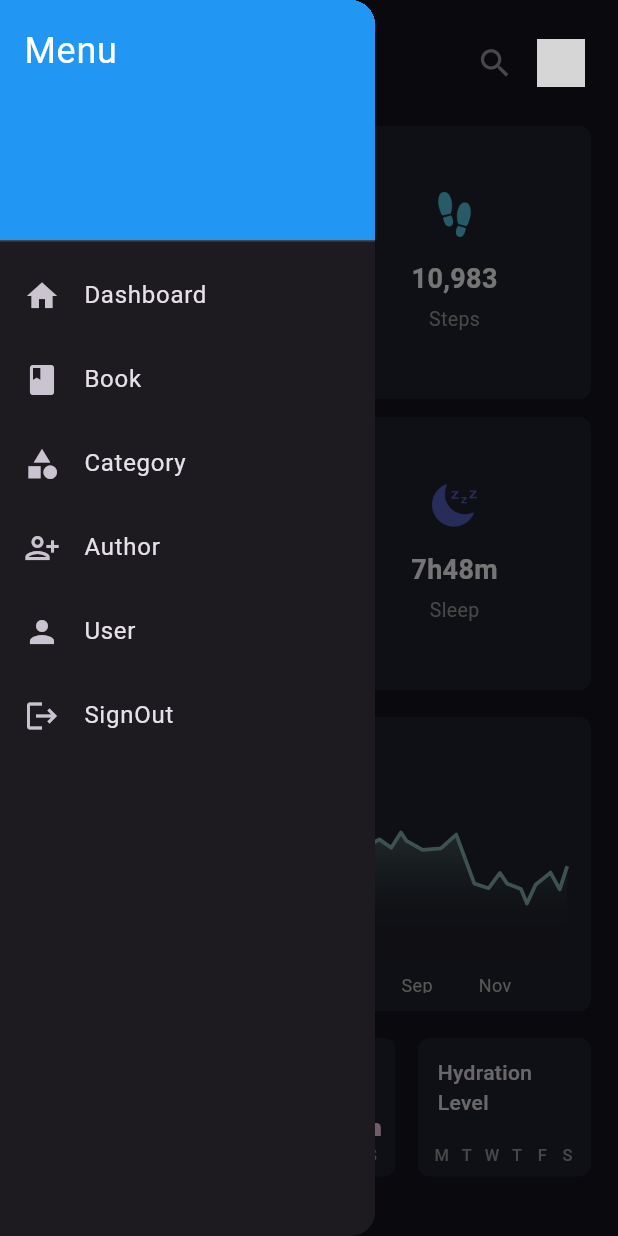
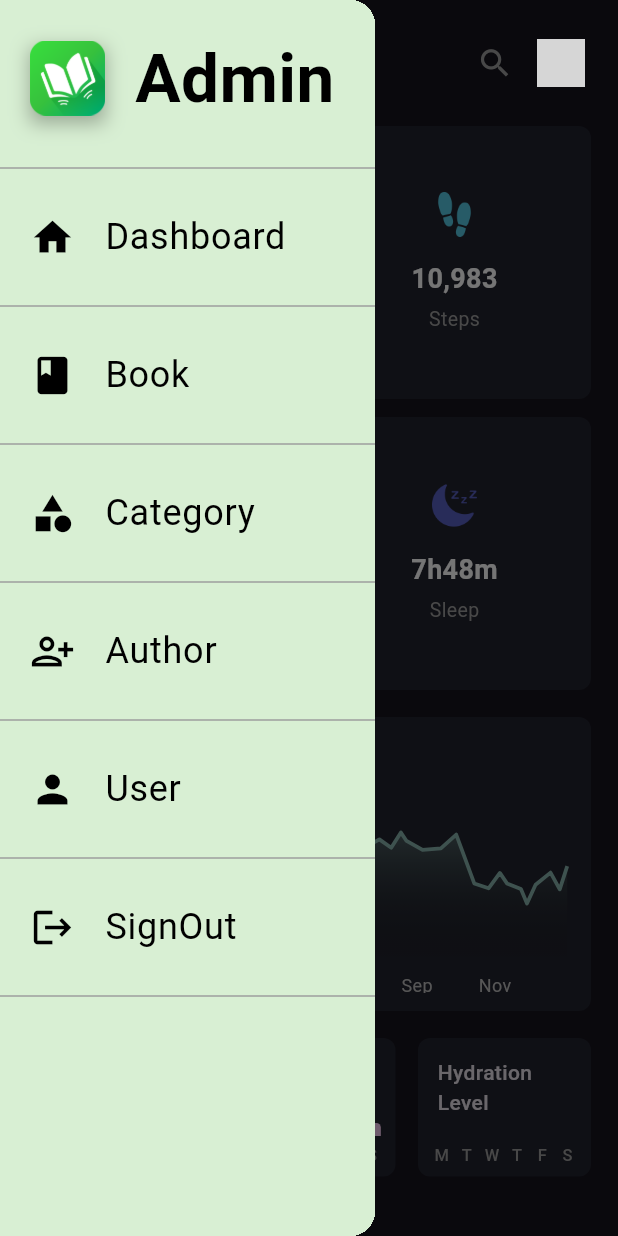
Before and after one commit to zira2801/app_doc_sach, a Flutter app: the screen it shows after launch, with the side drawer open, on a phone screen of 412 x 824 dp. Run offline on Flutter 3.47's test engine with Material 3 defaults, Android fonts, the light colour scheme and no system bars; drawn by our look-alikes of fl_chart; our stand-ins replace awesome_dialog, cached_network_image, carousel_slider, country_picker, file_picker, firebase_auth and 13 more; missing offline and left inert: flutter_pdfview, flutter_statusbarcolor_ns, restart_app, syncfusion_flutter_pdfviewer; accounts and stored records are empty; statements that could not run were skipped; grey boxes are pictures that could not be loaded.

Commit message:
nhat bi gay

```diff
--- a/lib/widgets/side_widget_menu.dart
+++ b/lib/widgets/side_widget_menu.dart
@@ -2,31 +2,80 @@ import 'package:app_doc_sach/data/side_menu_data.dart';
 import 'package:flutter/material.dart';
 
 class SideWidgetMenu extends StatelessWidget {
-  const SideWidgetMenu({Key? key}) : super(key: key);
+  const SideWidgetMenu({super.key});
 
   @override
   Widget build(BuildContext context) {
     return Drawer(
+      child: Container(
+        color: const Color(0xFFD8EFD3),
         child: ListView(
           padding: EdgeInsets.zero,
           children: <Widget>[
-          const DrawerHeader(
+            Container(
+              padding: const EdgeInsets.fromLTRB(20, 20, 20, 20),
+              child: Row(
+                children: [
+                  Container(
                     decoration: BoxDecoration(
-              color: Colors.blue,
+                      boxShadow: [
+                        BoxShadow(
+                          color: Colors.black.withOpacity(0.3),
+                          blurRadius: 10,
+                          offset: const Offset(0, 5),
                         ),
+                      ],
+                    ),
+                    child: const Image(
+                      image: AssetImage('assets/icon/logoapp.png'),
+                      height: 50,
+                    ),
+                  ),
+                  const SizedBox(width: 20),
+                  const Flexible(
                     child: Text(
-              'Menu',
+                      'Admin',
                       style: TextStyle(
-                color: Colors.white,
-                fontSize: 24,
+                        color: Colors.black,
+                        fontSize: 45,
+                        fontWeight: FontWeight.bold,
                       ),
                     ),
                   ),
-          //...:nó chèn all phần tử của 1 danh sách vào một list khác
+                ],
+              ),
+            ),
+            const Divider(color: Colors.grey),
             ...SideMenuData().menu.map((menuItem) {
-            return ListTile(
-              leading: Icon(menuItem.icon),
-              title: Text(menuItem.title),
+              return Column(
+                children: [
+                  ListTile(
+                    contentPadding: const EdgeInsets.symmetric(horizontal: 20.0, vertical: 10.0),
+                    title: Row(
+                      children: [
+                        Align(
+                          alignment: Alignment.centerLeft,
+                          child: Icon(
+                            menuItem.icon,
+                            color: Colors.black,
+                            size: 30, // Increased size of Icon
+                          ),
+                        ),
+                        const SizedBox(width: 20), // Increased width for spacing
+                        Expanded(
+                          child: Align(
+                            alignment: Alignment.centerLeft,
+                            child: Text(
+                              menuItem.title,
+                              style: const TextStyle(
+                                fontSize: 24, // Increased font size for Text
+                                color: Colors.black,
+                              ),
+                            ),
+                          ),
+                        ),
+                      ],
+                    ),
                     onTap: () {
                       Navigator.pop(context); // Close the drawer
                       switch (menuItem.title) {
@@ -48,10 +97,14 @@ class SideWidgetMenu extends StatelessWidget {
                       // Add other cases for different menu items here
                       }
                     },
+                  ),
+                  const Divider(color: Colors.grey), // Add a divider between items
+                ],
               );
             }).toList(),
           ],
         ),
+      ),
     );
   }
 }
```
Lines whose indentation alone changed are shown as unchanged.
